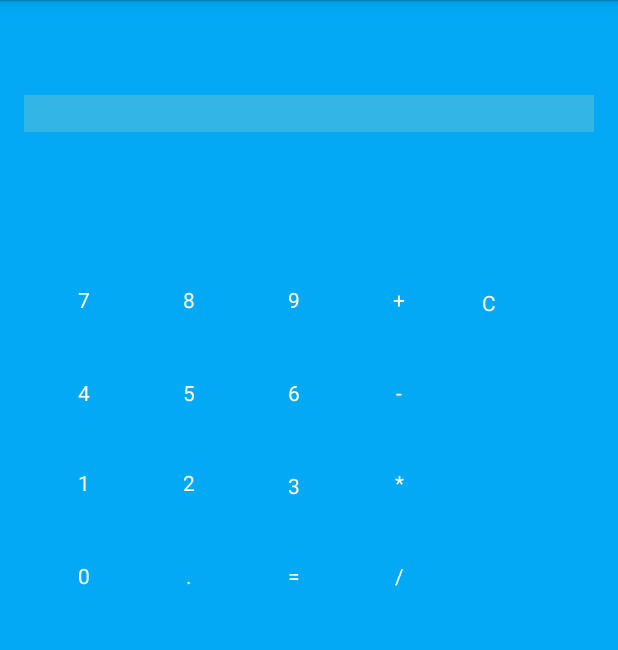
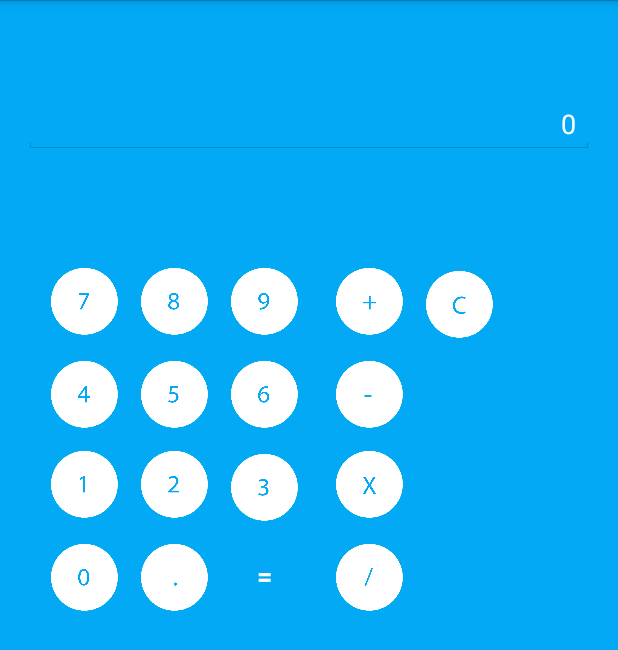
Before and after one commit to arjunmp350/CalcuLator, an Android app: the screen it shows after launch (MyActivity), on a phone screen of 412 x 824 dp. Shown: the top 650 px of the screen. Run offline under Robolectric (Android 15) with nearby library versions, the phone set to English and light mode, and no system bars.

Commit message:
UI Changes

```diff
--- a/app/src/main/java/com/calculator/pixel/calculator/MyActivity.java
+++ b/app/src/main/java/com/calculator/pixel/calculator/MyActivity.java
@@ -26,7 +26,7 @@ public class MyActivity extends Activity {
         Src.setEnabled(false);
 
         int idList[] = {R.id.btn_no_0,R.id.btn_no_1,R.id.btn_no_2,R.id.btn_no_3,R.id.btn_no_4,R.id.btn_no_5,R.id.btn_no_6,R.id.btn_no_7,R.id.btn_no_8,
-        R.id.btn_no_9,R.id.btn_sym_div,R.id.btn_sym_dot,R.id.btn_sym_eq,R.id.btn_sym_min,R.id.btn_sym_multi,R.id.btn_sym_plus,R.id.btn_clr};
+        R.id.btn_no_9,R.id.btn_sym_div,R.id.btn_sym_dot,R.id.btn_sym_eq,R.id.btn_sym_min,R.id.btn_sym_multi,R.id.btn_sym_plus,R.id.btn_clr,R.id.txtnum_inp};
 
         for (int id:idList) {
             View v = findViewById(id);
--- a/app/src/main/res/layout/activity_my.xml
+++ b/app/src/main/res/layout/activity_my.xml
@@ -12,156 +12,165 @@
     <EditText
         android:layout_width="match_parent"
         android:layout_height="wrap_content"
-        android:inputType="number"
-        android:ems="10"
         android:id="@+id/txtnum_inp"
         android:layout_alignParentTop="true"
         android:layout_marginTop="47dp"
         android:layout_alignParentLeft="true"
         android:layout_alignParentRight="true"
         android:textColor="#ffffffff"
-        android:background="@android:color/holo_blue_light" />
+        android:text="0"
+        android:gravity="right" />
 
     <Button
         style="?android:attr/buttonStyleSmall"
         android:layout_width="60dp"
         android:layout_height="60dp"
-        android:text="7"
         android:id="@+id/btn_no_7"
         android:layout_alignParentTop="true"
         android:layout_alignParentLeft="true"
         android:layout_marginTop="154dp"
         android:layout_marginLeft="10dp"
-        android:background="#03a9f4"
+        android:background="@drawable/button_num_7"
         android:layout_marginBottom="2dp"
         android:textColor="#ffffffff"
-        android:clickable="false" />
+        android:clickable="false"
+        android:textStyle="bold"
+        android:textSize="18dp" />
 
     <Button
         style="?android:attr/buttonStyleSmall"
         android:layout_width="60dp"
         android:layout_height="60dp"
-        android:text="8"
         android:id="@+id/btn_no_8"
         android:layout_alignTop="@+id/btn_no_7"
         android:layout_toRightOf="@+id/btn_no_7"
-        android:layout_marginLeft="10dp"
-        android:background="#03a9f4"
+        android:background="@drawable/button_num_8"
         android:textColor="#ffffffff"
-        android:clickable="false" />
+        android:clickable="false"
+        android:textStyle="bold"
+        android:textSize="18dp" />
 
     <Button
         style="?android:attr/buttonStyleSmall"
         android:layout_width="60dp"
         android:layout_height="60dp"
-        android:text="9"
         android:id="@+id/btn_no_9"
         android:layout_alignTop="@+id/btn_no_8"
         android:layout_toRightOf="@+id/btn_no_8"
-        android:layout_marginLeft="10dp"
-        android:background="#03a9f4"
+        android:layout_marginLeft="0dp"
+        android:background="@drawable/button_num_9"
         android:textColor="#ffffffff"
-        android:clickable="false" />
+        android:clickable="false"
+        android:textStyle="bold"
+        android:textSize="18dp" />
 
     <Button
         style="?android:attr/buttonStyleSmall"
         android:layout_width="60dp"
         android:layout_height="60dp"
-        android:text="4"
         android:id="@+id/btn_no_4"
-        android:background="#03a9f4"
+        android:background="@drawable/button_num_4"
         android:textColor="#ffffffff"
         android:layout_below="@+id/btn_no_7"
         android:layout_toLeftOf="@+id/btn_no_8"
-        android:clickable="false" />
+        android:clickable="false"
+        android:textStyle="bold"
+        android:textSize="18dp" />
 
     <Button
         style="?android:attr/buttonStyleSmall"
         android:layout_width="60dp"
         android:layout_height="60dp"
-        android:text="5"
         android:id="@+id/btn_no_5"
         android:layout_alignTop="@+id/btn_no_4"
         android:layout_alignLeft="@+id/btn_no_8"
-        android:background="#03a9f4"
+        android:background="@drawable/button_num_5"
         android:textColor="#ffffffff"
-        android:clickable="false" />
+        android:clickable="false"
+        android:textStyle="bold"
+        android:textSize="18dp" />
 
     <Button
         style="?android:attr/buttonStyleSmall"
         android:layout_width="60dp"
         android:layout_height="60dp"
-        android:text="6"
         android:id="@+id/btn_no_6"
         android:layout_alignTop="@+id/btn_no_5"
         android:layout_alignLeft="@+id/btn_no_9"
-        android:background="#03a9f4"
+        android:background="@drawable/button_num_6"
         android:layout_marginBottom="2dp"
         android:textColor="#ffffffff"
-        android:clickable="false" />
+        android:clickable="false"
+        android:textStyle="bold"
+        android:textSize="18dp" />
 
     <Button
         style="?android:attr/buttonStyleSmall"
         android:layout_width="60dp"
         android:layout_height="60dp"
-        android:text="1"
         android:id="@+id/btn_no_1"
         android:layout_below="@+id/btn_no_4"
         android:layout_toLeftOf="@+id/btn_no_8"
-        android:background="#03a9f4"
+        android:background="@drawable/button_num_1"
         android:layout_marginBottom="2dp"
         android:textColor="#ffffffff"
-        android:clickable="false" />
+        android:clickable="false"
+        android:textStyle="bold"
+        android:textSize="18dp" />
 
     <Button
         style="?android:attr/buttonStyleSmall"
         android:layout_width="60dp"
         android:layout_height="60dp"
-        android:text="2"
         android:id="@+id/btn_no_2"
         android:layout_alignTop="@+id/btn_no_1"
         android:layout_alignLeft="@+id/btn_no_5"
-        android:background="#03a9f4"
+        android:background="@drawable/button_num_2"
         android:textColor="#ffffffff"
-        android:clickable="false" />
+        android:clickable="false"
+        android:textStyle="bold"
+        android:textSize="18dp" />
 
     <Button
         style="?android:attr/buttonStyleSmall"
         android:layout_width="60dp"
         android:layout_height="60dp"
-        android:text="3"
         android:id="@+id/btn_no_3"
         android:layout_below="@+id/btn_no_6"
         android:layout_alignLeft="@+id/btn_no_6"
-        android:background="#03a9f4"
+        android:background="@drawable/button_num_3"
         android:layout_marginBottom="2dp"
         android:textColor="#ffffffff"
-        android:clickable="false" />
+        android:clickable="false"
+        android:textStyle="bold"
+        android:textSize="18dp" />
 
     <Button
         style="?android:attr/buttonStyleSmall"
         android:layout_width="60dp"
         android:layout_height="60dp"
-        android:text="0"
         android:id="@+id/btn_no_0"
         android:layout_below="@+id/btn_no_1"
         android:layout_alignLeft="@+id/btn_no_1"
-        android:background="#03a9f4"
+        android:background="@drawable/button_num_0"
         android:textColor="#ffffffff"
-        android:clickable="false" />
+        android:clickable="false"
+        android:textStyle="bold"
+        android:textSize="18dp" />
 
     <Button
         style="?android:attr/buttonStyleSmall"
         android:layout_width="60dp"
         android:layout_height="60dp"
-        android:text="."
         android:id="@+id/btn_sym_dot"
         android:layout_below="@+id/btn_no_2"
         android:layout_alignLeft="@+id/btn_no_2"
-        android:background="#03a9f4"
+        android:background="@drawable/button_sym_dot"
         android:layout_marginTop="2dp"
         android:textColor="#ffffffff"
-        android:clickable="false" />
+        android:clickable="false"
+        android:textStyle="bold"
+        android:textSize="18dp" />
 
     <Button
         style="?android:attr/buttonStyleSmall"
@@ -171,76 +180,83 @@
         android:id="@+id/btn_sym_eq"
         android:layout_below="@+id/btn_no_2"
         android:layout_toRightOf="@+id/btn_no_2"
-        android:layout_marginLeft="10dp"
+        android:layout_marginLeft="0dp"
         android:background="#03a9f4"
         android:layout_marginTop="2dp"
         android:textColor="#ffffffff"
-        android:clickable="false" />
+        android:clickable="false"
+        android:textStyle="bold"
+        android:textSize="18dp" />
 
     <Button
         style="?android:attr/buttonStyleSmall"
         android:layout_width="60dp"
         android:layout_height="60dp"
-        android:text="+"
         android:id="@+id/btn_sym_plus"
         android:layout_above="@+id/btn_no_6"
         android:layout_toRightOf="@+id/btn_sym_eq"
         android:layout_marginLeft="10dp"
-        android:background="#03a9f4"
+        android:background="@drawable/button_sym_plus"
         android:layout_marginBottom="2dp"
         android:textColor="#ffffffff"
-        android:clickable="false" />
+        android:clickable="false"
+        android:textStyle="bold"
+        android:textSize="18dp" />
 
     <Button
         style="?android:attr/buttonStyleSmall"
         android:layout_width="60dp"
         android:layout_height="60dp"
-        android:text="-"
         android:id="@+id/btn_sym_min"
         android:layout_above="@+id/btn_no_3"
         android:layout_alignLeft="@+id/btn_sym_plus"
-        android:background="#03a9f4"
+        android:background="@drawable/button_sym_min"
         android:layout_marginBottom="2dp"
         android:textColor="#ffffffff"
-        android:clickable="false" />
+        android:clickable="false"
+        android:textStyle="bold"
+        android:textSize="18dp" />
 
     <Button
         style="?android:attr/buttonStyleSmall"
         android:layout_width="60dp"
         android:layout_height="60dp"
-        android:text="*"
         android:id="@+id/btn_sym_multi"
         android:layout_above="@+id/btn_sym_eq"
         android:layout_toRightOf="@+id/btn_sym_eq"
         android:layout_marginLeft="10dp"
-        android:background="#03a9f4"
+        android:background="@drawable/button_sym_multi"
         android:layout_marginTop="2dp"
         android:textColor="#ffffffff"
-        android:clickable="false" />
+        android:clickable="false"
+        android:textStyle="bold"
+        android:textSize="18dp" />
 
     <Button
         style="?android:attr/buttonStyleSmall"
         android:layout_width="60dp"
         android:layout_height="60dp"
-        android:text="/"
         android:id="@+id/btn_sym_div"
         android:layout_alignBottom="@+id/btn_sym_eq"
         android:layout_toRightOf="@+id/btn_sym_eq"
         android:layout_marginLeft="10dp"
-        android:background="#03a9f4"
+        android:background="@drawable/button_sym_div"
         android:textColor="#ffffffff"
-        android:clickable="false" />
+        android:clickable="false"
+        android:textStyle="bold"
+        android:textSize="18dp" />
 
     <Button
         style="?android:attr/buttonStyleSmall"
         android:layout_width="60dp"
         android:layout_height="60dp"
-        android:text="C"
         android:id="@+id/btn_clr"
-        android:background="#03a9f4"
+        android:background="@drawable/button_sym_clr"
         android:textColor="#ffffffff"
         android:clickable="false"
         android:layout_above="@+id/btn_sym_min"
-        android:layout_toRightOf="@+id/btn_sym_plus" />
+        android:layout_toRightOf="@+id/btn_sym_plus"
+        android:textStyle="bold"
+        android:textSize="18dp" />
 
 </RelativeLayout>
```
Also changed, not shown: app/src/main/res/drawable-xxhdpi/button_num_0.png (added), app/src/main/res/drawable-xxhdpi/button_num_1.png (added), app/src/main/res/drawable-xxhdpi/button_num_2.png (added), app/src/main/res/drawable-xxhdpi/button_num_3.png (added), app/src/main/res/drawable-xxhdpi/button_num_4.png (added), app/src/main/res/drawable-xxhdpi/button_num_5.png (added), app/src/main/res/drawable-xxhdpi/button_num_6.png (added), app/src/main/res/drawable-xxhdpi/button_num_7.png (added), app/src/main/res/drawable-xxhdpi/button_num_8.png (added), app/src/main/res/drawable-xxhdpi/button_num_9.png (added), app/src/main/res/drawable-xxhdpi/button_sym_clr.png (added), app/src/main/res/drawable-xxhdpi/button_sym_div.png (added), app/src/main/res/drawable-xxhdpi/button_sym_dot.png (added), app/src/main/res/drawable-xxhdpi/button_sym_min.png (added), 2 more files.
